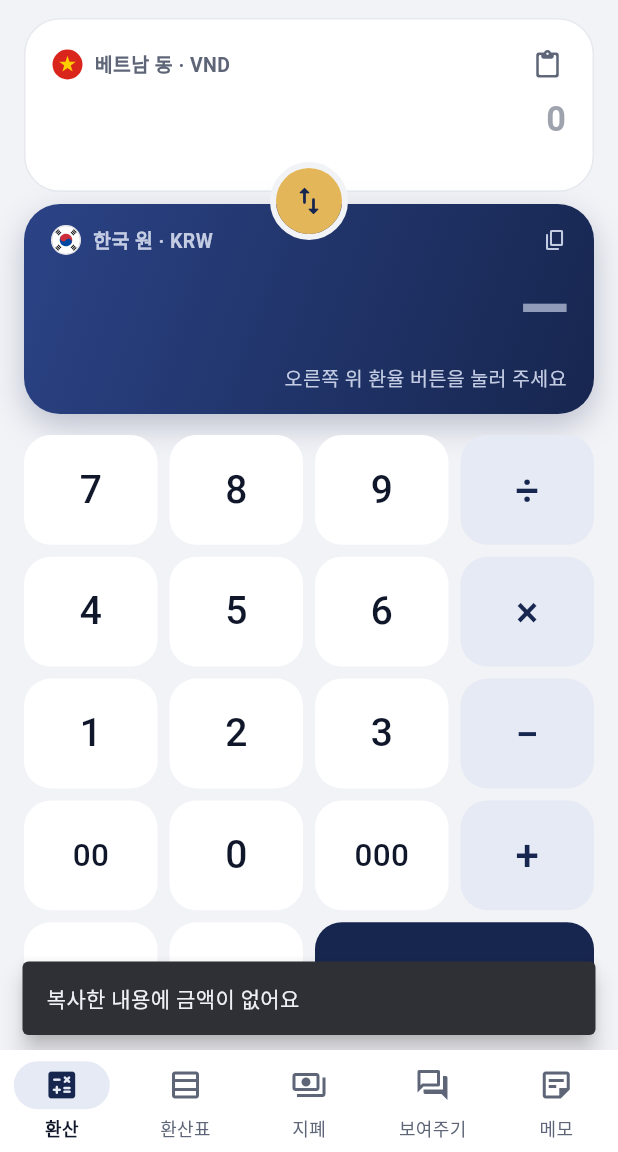
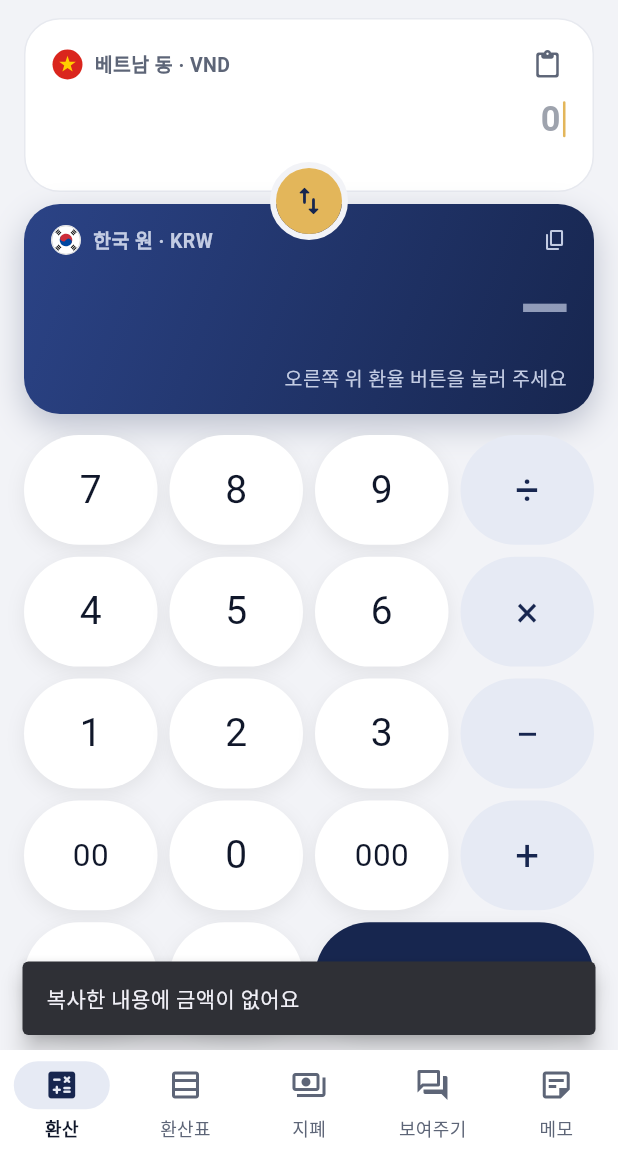
Before and after one commit to hee6635/Currency, a Flutter app: the screen it shows after launch, after a tap on the "content paste" icon, on a phone screen of 412 x 824 dp, the part 84-1236 px from its top. Run offline on Flutter 3.47's test engine with Material 3 defaults, Android fonts, the phone set to English and light mode, and no system bars; our stand-ins replace shared_preferences; network calls fail.

Commit message:
키패드와 숫자 표시에 애니메이션 추가
- 버튼: 둥근 알약 모양 + 옅은 그림자, 누르면 금색이 번지며 살짝 눌렸다가
  떼면 부드럽게 돌아옴 (연산자는 남색, C는 빨강)
- 입력 숫자: 새로 붙은 글자만 아래에서 살짝 올라오며 나타남, 끝에 깜빡이는 커서
- 결과 금액: 바뀔 때 페이드 + 살짝 올라오는 전환
- 테스트: 커서가 계속 깜빡여 pumpAndSettle 대신 시간 단위로 진행

Co-Authored-By: Claude Opus 5.5 <noreply@anthropic.com>
Claude-Session: https://claude.ai/code/session_01BF3QGQfAiwtZXxjRey9N4Z

```diff
--- a/flutter_app/lib/ui/convert_page.dart
+++ b/flutter_app/lib/ui/convert_page.dart
@@ -3,6 +3,7 @@ import 'package:flutter/services.dart';
 
 import '../core/money.dart';
 import 'common.dart';
+import 'motion.dart';
 import 'rate_sheet.dart';
 import 'theme.dart';
 
@@ -123,11 +124,12 @@ class _InputCard extends StatelessWidget {
                 alignment: Alignment.centerRight,
                 child: FittedBox(
                   fit: BoxFit.scaleDown,
-                  child: Text(
+                  child: AnimatedNumberText(
                     prettyExpr(s.expr),
+                    cursorColor: p.gold,
                     style: TextStyle(
                       fontSize: 34,
-                      fontWeight: FontWeight.w700,
+                      fontWeight: FontWeight.w600,
                       letterSpacing: -0.8,
                       color: s.expr.isEmpty ? p.muted.withValues(alpha: 0.6) : p.ink,
                       fontFeatures: tabular,
@@ -221,14 +223,32 @@ class _ResultCard extends StatelessWidget {
                     alignment: Alignment.centerRight,
                     child: FittedBox(
                       fit: BoxFit.scaleDown,
+                      // 결과가 바뀔 때 살짝 올라오며 바뀐다
+                      child: AnimatedSwitcher(
+                        duration: const Duration(milliseconds: 200),
+                        switchInCurve: Curves.easeOutCubic,
+                        switchOutCurve: Curves.easeIn,
+                        layoutBuilder: (current, previous) => Stack(
+                          alignment: Alignment.centerRight,
+                          children: [...previous, ?current],
+                        ),
+                        transitionBuilder: (child, a) => FadeTransition(
+                          opacity: a,
+                          child: SlideTransition(
+                            position: Tween(begin: const Offset(0, 0.25), end: Offset.zero).animate(a),
+                            child: child,
+                          ),
+                        ),
                         child: Text(
                           big,
+                          key: ValueKey(big),
                           style: TextStyle(
                             fontSize: 42,
                             fontWeight: FontWeight.w800,
                             letterSpacing: -1.2,
                             color: s.expr.isEmpty ? p.onNavyMuted.withValues(alpha: 0.7) : p.onNavy,
                             fontFeatures: tabular,
+                          ),
                         ),
                       ),
                     ),
@@ -389,30 +409,33 @@ class _Key extends StatelessWidget {
             style: TextStyle(
               fontSize: size,
               fontWeight: kind == _KeyKind.clear
-                  ? FontWeight.w800
-                  : FontWeight.w500,
+                  ? FontWeight.w700
+                  : FontWeight.w400,
               color: fg,
               fontFeatures: tabular,
             ),
           );
 
     final s = AppScope.read(context);
+    final highlight = switch (kind) {
+      _KeyKind.op => p.navyHi,
+      _KeyKind.clear => p.danger,
+      _ => p.gold,
+    };
     return Semantics(
       button: true,
       label: _names[k] ?? k,
       excludeSemantics: true,
-      child: Material(
+      child: PressableKey(
         color: bg,
-        borderRadius: BorderRadius.circular(18),
-        child: InkWell(
-          borderRadius: BorderRadius.circular(18),
+        highlight: highlight,
+        shadow: kind != _KeyKind.op,
         onTap: () {
           HapticFeedback.selectionClick();
           s.press(k);
         },
         onLongPress: kind == _KeyKind.back ? () => s.press('C') : null,
-          child: Center(child: child),
-        ),
+        child: child,
       ),
     );
   }
--- /dev/null
+++ b/flutter_app/lib/ui/motion.dart
@@ -0,0 +1,223 @@
+import 'package:flutter/material.dart';
+
+/// 숫자 표시: 새로 붙은 글자만 아래에서 살짝 올라오며 나타난다.
+/// (앞부분은 그대로 두고, 바뀐 뒷부분만 애니메이션)
+class AnimatedNumberText extends StatefulWidget {
+  const AnimatedNumberText(
+    this.text, {
+    super.key,
+    required this.style,
+    this.cursorColor,
+  });
+
+  final String text;
+  final TextStyle style;
+
+  /// 지정하면 끝에 깜빡이는 커서를 그린다
+  final Color? cursorColor;
+
+  @override
+  State<AnimatedNumberText> createState() => _AnimatedNumberTextState();
+}
+
+class _AnimatedNumberTextState extends State<AnimatedNumberText>
+    with TickerProviderStateMixin {
+  late final AnimationController _enter = AnimationController(
+    vsync: this,
+    duration: const Duration(milliseconds: 220),
+    value: 1,
+  );
+  late final AnimationController _blink = AnimationController(
+    vsync: this,
+    duration: const Duration(milliseconds: 1000),
+  );
+  String _stable = '';
+  String _fresh = '';
+
+  @override
+  void initState() {
+    super.initState();
+    _stable = widget.text;
+    if (widget.cursorColor != null) _blink.repeat();
+  }
+
+  @override
+  void didUpdateWidget(AnimatedNumberText old) {
+    super.didUpdateWidget(old);
+    if (old.text == widget.text) return;
+    final prev = old.text, next = widget.text;
+    var i = 0;
+    while (i < prev.length && i < next.length && prev[i] == next[i]) {
+      i++;
+    }
+    if (next.length > prev.length) {
+      // 글자가 늘었을 때만 새 부분을 띄운다 (지울 때는 바로 반영)
+      _stable = next.substring(0, i);
+      _fresh = next.substring(i);
+      _enter.forward(from: 0);
+    } else {
+      _stable = next;
+      _fresh = '';
+      _enter.value = 1;
+    }
+    // 입력하는 동안은 커서를 켜 둔다
+    if (widget.cursorColor != null) {
+      _blink
+        ..value = 0
+        ..repeat();
+    }
+  }
+
+  @override
+  void dispose() {
+    _enter.dispose();
+    _blink.dispose();
+    super.dispose();
+  }
+
+  @override
+  Widget build(BuildContext context) {
+    final style = widget.style;
+    return Row(
+      mainAxisSize: MainAxisSize.min,
+      crossAxisAlignment: CrossAxisAlignment.center,
+      children: [
+        if (_stable.isNotEmpty) Text(_stable, style: style),
+        if (_fresh.isNotEmpty)
+          AnimatedBuilder(
+            animation: _enter,
+            builder: (context, child) {
+              final t = Curves.easeOutCubic.transform(_enter.value);
+              return Opacity(
+                opacity: t,
+                child: Transform.translate(
+                  offset: Offset(0, (1 - t) * (style.fontSize ?? 30) * 0.35),
+                  child: Transform.scale(
+                    scale: 0.8 + 0.2 * t,
+                    alignment: Alignment.bottomCenter,
+                    child: child,
+                  ),
+                ),
+              );
+            },
+            child: Text(_fresh, style: style),
+          ),
+        if (widget.cursorColor != null)
+          AnimatedBuilder(
+            animation: _blink,
+            builder: (context, _) => Opacity(
+              // 앞 절반은 켜짐, 뒤 절반은 꺼짐
+              opacity: _blink.value < 0.55 ? 1 : 0,
+              child: Container(
+                margin: const EdgeInsets.only(left: 3),
+                width: 2.5,
+                height: (style.fontSize ?? 30) * 1.05,
+                decoration: BoxDecoration(
+                  color: widget.cursorColor,
+                  borderRadius: BorderRadius.circular(2),
+                ),
+              ),
+            ),
+          ),
+      ],
+    );
+  }
+}
+
+/// 키패드 버튼: 누르는 순간 색이 번지고 살짝 눌렸다가, 떼면 부드럽게 돌아온다.
+class PressableKey extends StatefulWidget {
+  const PressableKey({
+    super.key,
+    required this.color,
+    required this.highlight,
+    required this.child,
+    required this.onTap,
+    this.onLongPress,
+    this.shadow = true,
+    this.radius = 999,
+  });
+
+  final Color color;
+
+  /// 눌렀을 때 번지는 색
+  final Color highlight;
+  final Widget child;
+  final VoidCallback onTap;
+  final VoidCallback? onLongPress;
+  final bool shadow;
+  final double radius;
+
+  @override
+  State<PressableKey> createState() => _PressableKeyState();
+}
+
+class _PressableKeyState extends State<PressableKey>
+    with SingleTickerProviderStateMixin {
+  late final AnimationController _c = AnimationController(
+    vsync: this,
+    duration: const Duration(milliseconds: 70),
+    reverseDuration: const Duration(milliseconds: 380),
+  );
+
+  void _down() => _c.forward();
+  void _up() => _c.reverse();
+
+  @override
+  void dispose() {
+    _c.dispose();
+    super.dispose();
+  }
+
+  @override
+  Widget build(BuildContext context) {
+    return GestureDetector(
+      behavior: HitTestBehavior.opaque,
+      onTapDown: (_) => _down(),
+      onTapUp: (_) => _up(),
+      onTapCancel: _up,
+      onTap: widget.onTap,
+      onLongPress: widget.onLongPress == null
+          ? null
+          : () {
+              widget.onLongPress!();
+              _up();
+            },
+      child: AnimatedBuilder(
+        animation: _c,
+        builder: (context, child) {
+          final t = Curves.easeOut.transform(_c.value);
+          final r = BorderRadius.circular(widget.radius);
+          return Transform.scale(
+            scale: 1 - 0.06 * t,
+            child: DecoratedBox(
+              decoration: BoxDecoration(
+                color: Color.lerp(widget.color, widget.highlight, t * 0.55),
+                borderRadius: r,
+                border: Border.all(
+                  color: widget.highlight.withValues(alpha: 0.55 * t),
+                  width: 1.5,
+                ),
+                boxShadow: widget.shadow
+                    ? [
+                        BoxShadow(
+                          color: Colors.black.withValues(alpha: 0.07 * (1 - t)),
+                          blurRadius: 10,
+                          offset: const Offset(0, 4),
+                        ),
+                        BoxShadow(
+                          color: widget.highlight.withValues(alpha: 0.35 * t),
+                          blurRadius: 14,
+                          spreadRadius: 1,
+                        ),
+                      ]
+                    : null,
+              ),
+              child: Center(child: child),
+            ),
+          );
+        },
+        child: widget.child,
+      ),
+    );
+  }
+}
```
Also changed, not shown: 1 other file. Lines whose indentation alone changed are shown as unchanged.
